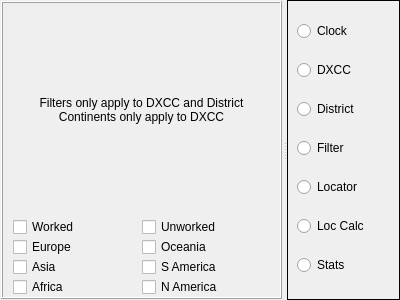
Above: mqt/MqtLogger/StackedInfoFrame.ui from zsteva/backup-minos2 before the change. Below: the same form after it.
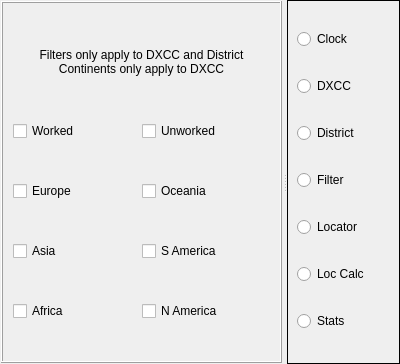
That is the form after the change. Custom widgets are drawn as their Qt base class.

Commit message: Improve filter appearance and action

Patch:
```diff
--- a/mqt/MqtLogger/StackedInfoFrame.ui
+++ b/mqt/MqtLogger/StackedInfoFrame.ui
@@ -7,7 +7,7 @@
     <x>0</x>
     <y>0</y>
     <width>400</width>
-    <height>300</height>
+    <height>364</height>
    </rect>
   </property>
   <property name="windowTitle">
@@ -142,7 +142,7 @@
                <number>0</number>
               </property>
               <item>
-               <layout class="QVBoxLayout" name="filterLayout" stretch="10,10,10,10,10">
+               <layout class="QVBoxLayout" name="filterLayout" stretch="0,10,0,10,0,10,0,10,0,10,0">
                 <property name="spacing">
                  <number>0</number>
                 </property>
@@ -152,8 +152,27 @@
                 <property name="rightMargin">
                  <number>10</number>
                 </property>
+                <item>
+                 <spacer name="verticalSpacer_6">
+                  <property name="orientation">
+                   <enum>Qt::Vertical</enum>
+                  </property>
+                  <property name="sizeHint" stdset="0">
+                   <size>
+                    <width>20</width>
+                    <height>40</height>
+                   </size>
+                  </property>
+                 </spacer>
+                </item>
                 <item>
                  <widget class="QLabel" name="label">
+                  <property name="sizePolicy">
+                   <sizepolicy hsizetype="Preferred" vsizetype="Minimum">
+                    <horstretch>0</horstretch>
+                    <verstretch>0</verstretch>
+                   </sizepolicy>
+                  </property>
                   <property name="text">
                    <string>Filters only apply to DXCC and District
 Continents only apply to DXCC</string>
@@ -166,6 +185,19 @@
                   </property>
                  </widget>
                 </item>
+                <item>
+                 <spacer name="verticalSpacer_5">
+                  <property name="orientation">
+                   <enum>Qt::Vertical</enum>
+                  </property>
+                  <property name="sizeHint" stdset="0">
+                   <size>
+                    <width>20</width>
+                    <height>40</height>
+                   </size>
+                  </property>
+                 </spacer>
+                </item>
                 <item>
                  <layout class="QHBoxLayout" name="horizontalLayout_2">
                   <property name="spacing">
@@ -193,6 +225,19 @@
                   </item>
                  </layout>
                 </item>
+                <item>
+                 <spacer name="verticalSpacer_4">
+                  <property name="orientation">
+                   <enum>Qt::Vertical</enum>
+                  </property>
+                  <property name="sizeHint" stdset="0">
+                   <size>
+                    <width>20</width>
+                    <height>40</height>
+                   </size>
+                  </property>
+                 </spacer>
+                </item>
                 <item>
                  <layout class="QHBoxLayout" name="horizontalLayout_3">
                   <property name="spacing">
@@ -220,6 +265,19 @@
                   </item>
                  </layout>
                 </item>
+                <item>
+                 <spacer name="verticalSpacer_3">
+                  <property name="orientation">
+                   <enum>Qt::Vertical</enum>
+                  </property>
+                  <property name="sizeHint" stdset="0">
+                   <size>
+                    <width>20</width>
+                    <height>40</height>
+                   </size>
+                  </property>
+                 </spacer>
+                </item>
                 <item>
                  <layout class="QHBoxLayout" name="horizontalLayout_4">
                   <property name="spacing">
@@ -247,6 +305,19 @@
                   </item>
                  </layout>
                 </item>
+                <item>
+                 <spacer name="verticalSpacer_2">
+                  <property name="orientation">
+                   <enum>Qt::Vertical</enum>
+                  </property>
+                  <property name="sizeHint" stdset="0">
+                   <size>
+                    <width>20</width>
+                    <height>40</height>
+                   </size>
+                  </property>
+                 </spacer>
+                </item>
                 <item>
                  <layout class="QHBoxLayout" name="horizontalLayout_5">
                   <property name="spacing">
@@ -274,6 +345,19 @@
                   </item>
                  </layout>
                 </item>
+                <item>
+                 <spacer name="verticalSpacer">
+                  <property name="orientation">
+                   <enum>Qt::Vertical</enum>
+                  </property>
+                  <property name="sizeHint" stdset="0">
+                   <size>
+                    <width>20</width>
+                    <height>40</height>
+                   </size>
+                  </property>
+                 </spacer>
+                </item>
                </layout>
               </item>
              </layout>
```
Left out of the diff: 24 changed lines with no effect on the pictures. The commit also changes 1 other file.
